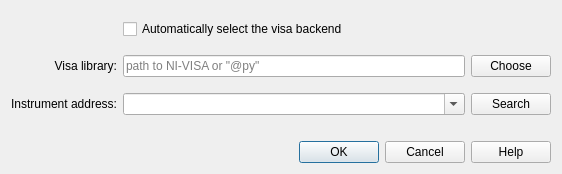
Qt form mercurygui/connection_dialog.ui (osgirl/mercurygui) before a commit.
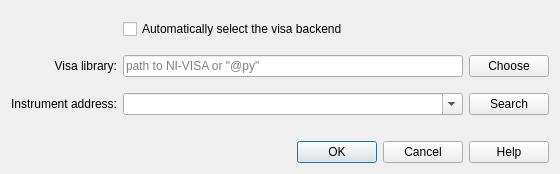
The same form after that commit.

Patch:
```diff
--- a/mercurygui/connection_dialog.ui
+++ b/mercurygui/connection_dialog.ui
@@ -6,7 +6,7 @@
    <rect>
     <x>0</x>
     <y>0</y>
-    <width>562</width>
+    <width>560</width>
     <height>174</height>
    </rect>
   </property>
```
